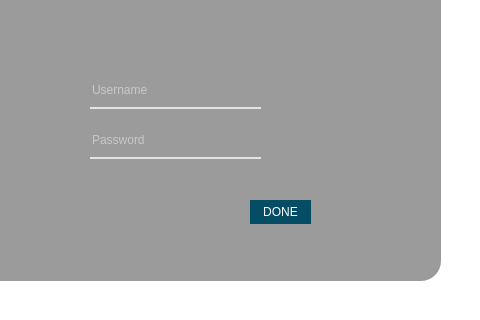
Above: EVENT EASE PROJECT/login.ui from arylhazard/event_ease before the change; both pictures show x 120 to 600 and y 180 to 500 of the 600 by 500 pixel window. Below: the same form after it.
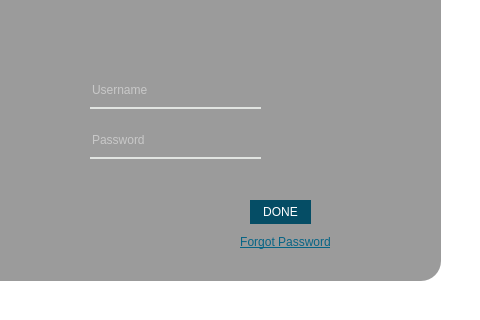
That is the form after the change. Icons and pictures are not drawn.

Patch:
```diff
--- a/EVENT EASE PROJECT/login.ui
+++ b/EVENT EASE PROJECT/login.ui
@@ -241,6 +241,39 @@
       <string/>
      </property>
     </widget>
+    <widget class="QPushButton" name="pushButton">
+     <property name="geometry">
+      <rect>
+       <x>190</x>
+       <y>320</y>
+       <width>91</width>
+       <height>24</height>
+      </rect>
+     </property>
+     <property name="cursor">
+      <cursorShape>PointingHandCursor</cursorShape>
+     </property>
+     <property name="styleSheet">
+      <string notr="true">QPushButton
+{
+border: none;
+color: rgb(6, 100, 133);
+background-color: rgba(0, 0, 0,0);
+text-decoration:underline;
+font : 700 12pt &quot;Myriad Pro Cond&quot;;
+}
+
+QPushButton:Hover
+{
+
+color: rgba(255,255,255,255)
+}
+</string>
+     </property>
+     <property name="text">
+      <string>Forgot Password</string>
+     </property>
+    </widget>
     <zorder>label_3</zorder>
     <zorder>user</zorder>
     <zorder>pass</zorder>
```
Left out of the diff: 3 changed lines with no effect on the pictures.
